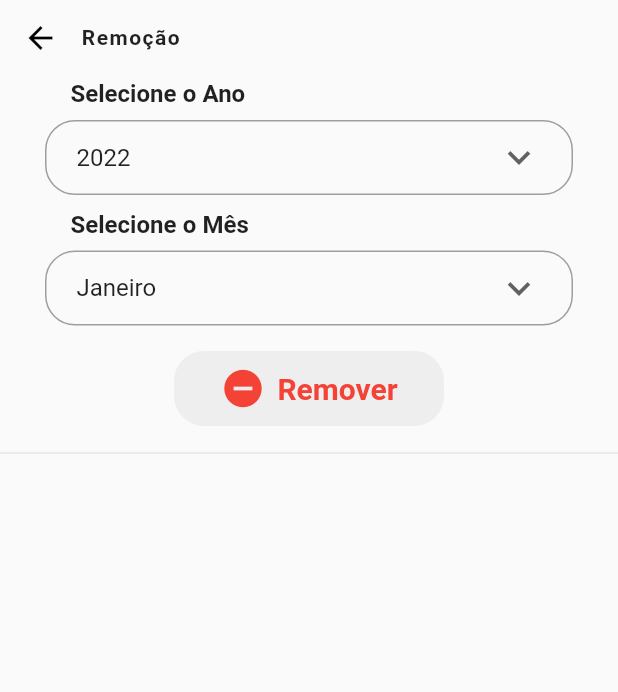
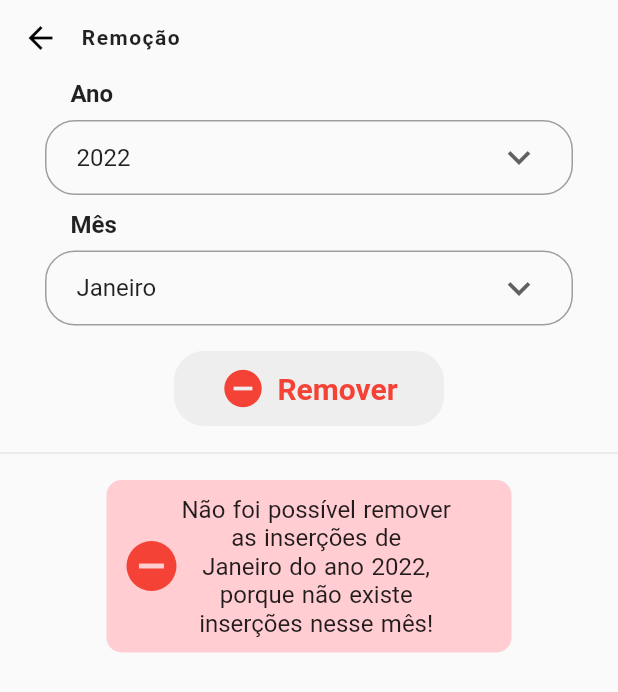
Before and after one commit to andrepixel/money_project, a Flutter app: the ListRemoveAllPage screen opened by its route, after a tap on "Remover", on a phone screen of 412 x 824 dp. Shown: the top 692 px of the screen. Run offline on Flutter 3.47's test engine with Material 2 defaults, Android fonts, the phone set to English and light mode, and no system bars; our stand-ins replace dio, fl_chart, flutter_modular, shared_preferences, url_launcher_web; missing offline and left inert: shared_preferences_web; accounts and stored records are empty.

Commit message:
add new logic inserts view

```diff
--- a/lib/app/home/home_module.dart
+++ b/lib/app/home/home_module.dart
@@ -8,10 +8,11 @@ import 'package:money_project/app/settings/settings_module.dart';
 class HomeModule extends Module {
   @override
   List<Bind> get binds => [
-     Bind.singleton(
+     Bind.lazySingleton(
       (i) => HomeController(),
     ),
   ];
+
 
   @override
   List<ModularRoute> routes = [
--- a/lib/app/inserts/insert_controller.dart
+++ b/lib/app/inserts/insert_controller.dart
@@ -11,6 +11,7 @@ class InsertController {
   ValueNotifier<String> initialValueButtonMenu2 = ValueNotifier("Janeiro");
   ValueNotifier<String> initialValueButtonMenu3 = ValueNotifier("Despesa");
   ValueNotifier<String> month = ValueNotifier("Janeiro");
+  ValueNotifier<String> copyMonth = ValueNotifier("Janeiro");
   ValueNotifier<String> type = ValueNotifier("-");
   ValueNotifier<String> itemName = ValueNotifier("0");
   ValueNotifier<String> itemValue = ValueNotifier("0");
@@ -38,21 +39,34 @@ class InsertController {
   }
 
   void removeInsertion({required ValueNotifier<String> itemName}) {
-    if (isRemove.value == false) {
+    if (isVisible.value == false) {
       isRemove.value = database.removeInsertion(
         year: year.value,
         month: month.value,
         itemName: itemName.value,
       );
+
+      isVisible.value = true;
     }
   }
 
   void removeInsertions() {
     if (isRemove.value == false) {
-      isRemove.value = database.removeInsertions(
-        year: year.value,
-        month: month.value,
-      );
+      copyMonth.value = month.value;
+
+      database
+          .removeInsertions(
+            year: year.value,
+            month: month.value,
+          )
+          .then(
+            (value) => isRemove.value = value,
+          );
+
+      isVisible.value = true;
+    } else {
+      isRemove.value = false;
+      isVisible.value = true;
     }
   }
 
--- a/lib/app/inserts/pages/list_remove_all_page.dart
+++ b/lib/app/inserts/pages/list_remove_all_page.dart
@@ -40,7 +40,7 @@ class _ListRemoveAllPageState
             FieldMultipleChoicesWidget(
               initialValue: controller.initialValueButtonMenu,
               listObjects: years,
-              nameField: "Selecione o Ano",
+              nameField: "Ano",
               variableController: controller.year,
             ),
             Divider(
@@ -50,7 +50,7 @@ class _ListRemoveAllPageState
             FieldMultipleChoicesWidget(
               initialValue: controller.initialValueButtonMenu2,
               listObjects: months,
-              nameField: "Selecione o Mês",
+              nameField: "Mês",
               variableController: controller.month,
             ),
             Divider(
@@ -70,25 +70,42 @@ class _ListRemoveAllPageState
               padding: const EdgeInsets.all(10.0),
               child: ValueListenableBuilder(
                 valueListenable: controller.isRemove,
-                builder: (context, value, child) {
+                builder: (context, bool isRemove, child) {
+                  return ValueListenableBuilder(
+                    valueListenable: controller.isVisible,
+                    builder: (context, bool isVisible, child) {
+                      return ValueListenableBuilder(
+                        valueListenable: controller.month,
+                        builder: (context, String month, child) {
                           return Visibility(
-                    visible: controller.isRemove.value == true ? true : false,
+                            visible: isVisible == true &&
+                                    month == controller.copyMonth.value
+                                ? true
+                                : false,
                             child: Container(
                               width: 270,
                               padding: const EdgeInsets.all(10),
                               decoration: BoxDecoration(
-                        color: Colors.green.shade100,
+                                color: isRemove == true
+                                    ? Colors.green.shade100
+                                    : Colors.red.shade100,
                                 borderRadius: BorderRadius.circular(10),
                               ),
                               child: Row(
                                 children: [
                                   Icon(
-                            Icons.verified,
+                                    isRemove == true
+                                        ? Icons.verified
+                                        : Icons.remove_circle,
                                     size: 40,
-                            color: Colors.green.shade900,
+                                    color: isRemove == true
+                                        ? Colors.green.shade500
+                                        : Colors.red.shade500,
                                   ),
                                   Text(
-                            "As inserções do mês de\n${controller.month.value} do ano ${controller.year.value},\n foram removidas\ncom sucesso!",
+                                    isRemove == true
+                                        ? "As inserções do mês de\n${controller.month.value} do ano ${controller.year.value},\n foram removidas\ncom sucesso!"
+                                        : "Não foi possível remover\nas inserções de\n${month} do ano ${controller.year.value},\nporque não existe\ninserções nesse mês!",
                                     textAlign: TextAlign.center,
                                     style: TextStyle(
                                       fontSize: 16,
@@ -100,8 +117,12 @@ class _ListRemoveAllPageState
                             ),
                           );
                         },
+                      );
+                    },
+                  );
+                },
               ),
-            )
+            ),
           ],
         ),
       ),
--- a/lib/app/outputs/pages/global_menu_output_page.dart
+++ b/lib/app/outputs/pages/global_menu_output_page.dart
@@ -11,6 +11,11 @@ class GlobalMenuOutputPage extends StatefulWidget {
 }
 
 class _GlobalMenuOutputPageState extends State<GlobalMenuOutputPage> {
+  @override
+  void dispose() {
+    super.dispose();
+  }
+
   @override
   Widget build(BuildContext context) {
     return Scaffold(
--- a/lib/app/outputs/pages/output_graphic2_page.dart
+++ b/lib/app/outputs/pages/output_graphic2_page.dart
@@ -125,7 +125,7 @@ class _OutputGraphic2PageState
                                 Padding(
                                   padding: const EdgeInsets.all(8.0),
                                   child: Text(
-                                    'Lucro',
+                                    'Receita',
                                     style: TextStyle(
                                       color: Colors.black87,
                                       fontWeight: FontWeight.w600,
@@ -146,7 +146,7 @@ class _OutputGraphic2PageState
                                 Padding(
                                   padding: const EdgeInsets.all(8.0),
                                   child: Text(
-                                    'Gasto',
+                                    'Despesa',
                                     style: TextStyle(
                                       color: Colors.black87,
                                       fontWeight: FontWeight.w600,
--- a/lib/core/commons/database/database.dart
+++ b/lib/core/commons/database/database.dart
@@ -81,7 +81,12 @@ class Database extends ChangeNotifier {
 
     if (values.contains('"${itemName}":')) {
       values = values.replaceAll(
-        RegExp('"$itemName": "(\\d)*",'),
+        RegExp('"${itemName}": "(\\d)*"},'),
+        '',
+      );
+
+      values = values.replaceAll(
+        RegExp('"${itemName}": "(\\d)*"}'),
         '',
       );
 
@@ -90,23 +95,24 @@ class Database extends ChangeNotifier {
 
       return true;
     }
+
     return false;
   }
 
-  bool removeInsertions({
+  Future<bool> removeInsertions({
     required String year,
     required String month,
-  }) {
+  }) async {
     String values = sharedPreferences.getString(year) ?? "";
 
-    if (values.contains('"$month\": ({[^{}]+})')) {
+    if (values.contains(RegExp('"${month}": ({[^{}]+})'))) {
       values = values.replaceAll(
-        RegExp('"$month\": ({[^{}]+})'),
-        '"$month\": {}',
+        RegExp('"${month}": ({[^{}]+})'),
+        '"${month}": {}',
       );
 
-      sharedPreferences.remove(year);
-      sharedPreferences.setString(year, values);
+      await sharedPreferences.remove(year);
+      await sharedPreferences.setString(year, values);
 
       return true;
     }
```
Also changed, not shown: lib/app/outputs/output_controller.dart (+81 -53 lines), lib/app/outputs/pages/output_graphic1_menu_page.dart (+7 -0 lines), lib/app/outputs/pages/output_graphic1_page.dart (+7 -0 lines), lib/app/outputs/pages/output_graphic2_menu_page.dart (+9 -1 lines), .db.json, 2 other files. Lines whose indentation alone changed are shown as unchanged.
